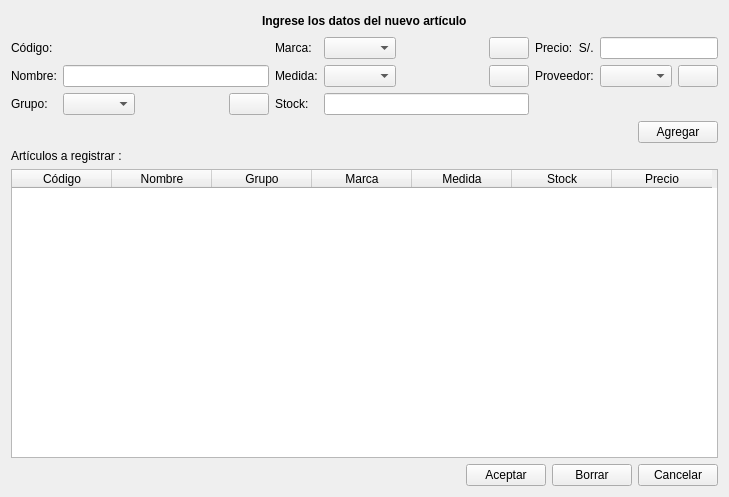
Before: the Qt Designer form ManagerM/ui_new_articulo.ui in janfranco27/TheProyect, drawn with Qt 5.
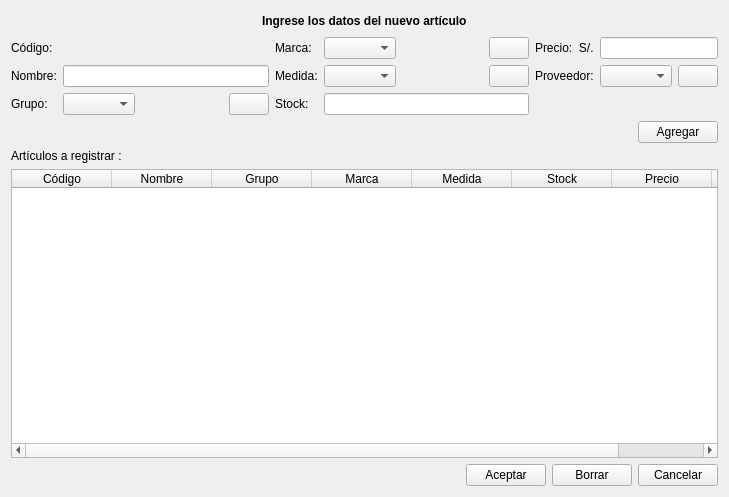
After: the same form once the commit is applied. Icons and pictures are not drawn.

Commit message: Articulos- proveedor

```diff
--- a/ManagerM/ui_new_articulo.ui
+++ b/ManagerM/ui_new_articulo.ui
@@ -275,6 +275,11 @@
          <string>Precio</string>
         </property>
        </column>
+       <column>
+        <property name="text">
+         <string>Proveedor</string>
+        </property>
+       </column>
       </widget>
      </item>
      <item>
```
The commit also changes 44 other files.
